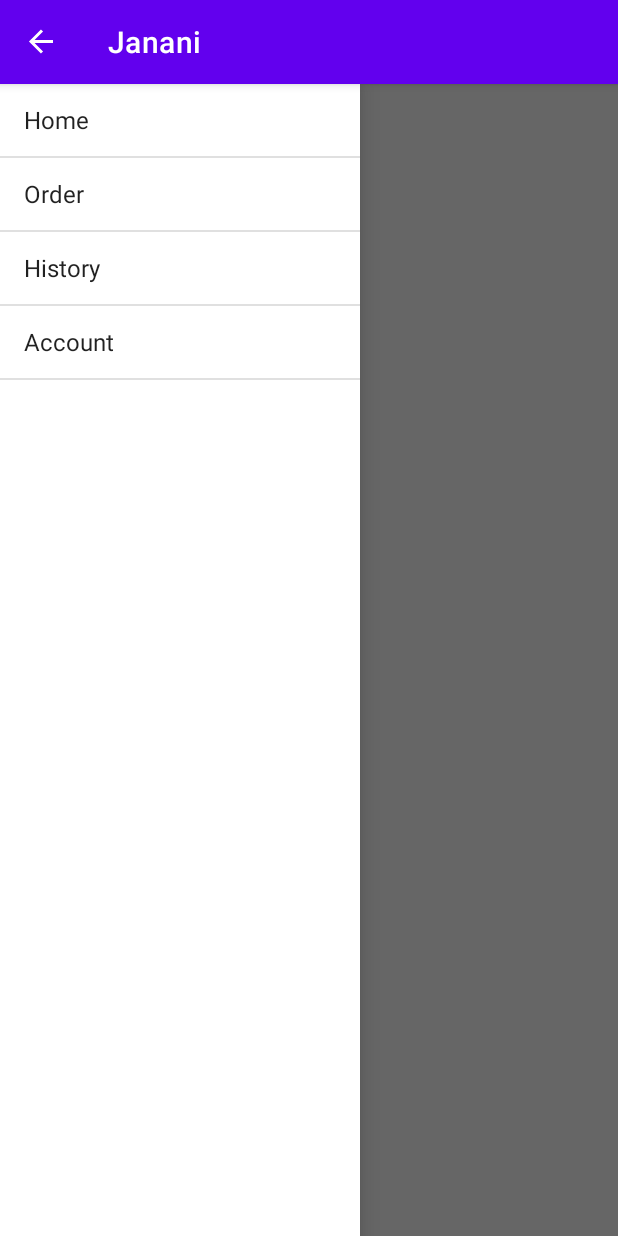
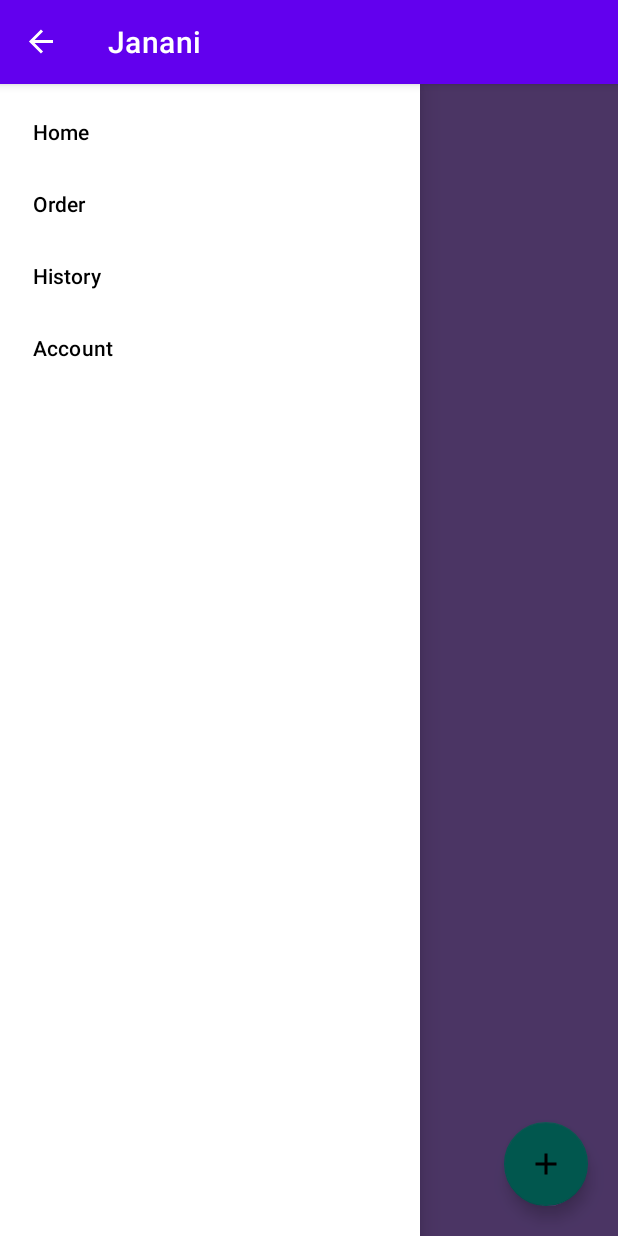
Before and after one commit to adersh1996/Janani, an Android app: the SellerHomeActivity screen opened directly, with no data from a screen before it, with the side drawer open, on a phone screen of 412 x 824 dp. Run offline under Robolectric (Android 15) with nearby library versions, the phone set to English and light mode, and no system bars.

Commit message:
seller_home_navigation_drawer_updated_27_03_2023_01_20

```diff
--- a/app/src/main/java/com/project/janani/shopping/SellerHomeActivity.java
+++ b/app/src/main/java/com/project/janani/shopping/SellerHomeActivity.java
@@ -15,92 +15,94 @@ import android.widget.AdapterView;
 import android.widget.ArrayAdapter;
 import android.widget.ListView;
 
-public class SellerHomeActivity extends AppCompatActivity {
+import com.google.android.material.bottomnavigation.BottomNavigationView;
+import com.google.android.material.navigation.NavigationView;
 
-    private DrawerLayout drawerLayout;
-    private ListView drawerList;
-    private String[] drawerItems;
-    private ActionBarDrawerToggle drawerToggle;
+public class SellerHomeActivity extends AppCompatActivity implements NavigationView.OnNavigationItemSelectedListener {
+
+    public DrawerLayout drawerLayout;
+    public ActionBarDrawerToggle actionBarDrawerToggle;
+    public NavigationView navigationView;
+    public BottomNavigationView bottomNavigationView;
+    SellerHomeFragment sellerHomeFragment = new SellerHomeFragment();
+    SellerOrderFragment sellerOrderFragment = new SellerOrderFragment();
+    SellerHistoryFragment sellerHistoryFragment = new SellerHistoryFragment();
+    SllerAccountFragment sellarAccountFragment = new SllerAccountFragment();
 
     @Override
     protected void onCreate(Bundle savedInstanceState) {
         super.onCreate(savedInstanceState);
         setContentView(R.layout.activity_seller_home);
+        // drawer layout instance to toggle the menu icon to open
+        // drawer and back button to close drawer
+        drawerLayout = findViewById(R.id.my_drawer_layout);
+        actionBarDrawerToggle = new ActionBarDrawerToggle(this, drawerLayout, R.string.nav_open, R.string.nav_close);
 
-        drawerLayout = findViewById(R.id.drawer_layout);
-        drawerList = findViewById(R.id.left_drawer);
+        navigationView = findViewById(R.id.nav_view);
+        navigationView.setNavigationItemSelectedListener(this);
+        // pass the Open and Close toggle for the drawer layout listener
+        // to toggle the button
+        drawerLayout.addDrawerListener(actionBarDrawerToggle);
+        actionBarDrawerToggle.syncState();
 
-        drawerItems = getResources().getStringArray(R.array.drawer_items);
+        if (savedInstanceState == null) {
+            getSupportFragmentManager().beginTransaction().replace(R.id.main_fragment, sellerHomeFragment).commit();
 
-        drawerList.setAdapter(new ArrayAdapter<String>(this,
-                android.R.layout.simple_list_item_1, drawerItems));
-        drawerList.setOnItemClickListener(new DrawerItemClickListener());
+        }
+        // to make the Navigation drawer icon always appear on the action bar
+        getSupportActionBar().setDisplayHomeAsUpEnabled(true);
 
-        drawerToggle = new ActionBarDrawerToggle(
-                this,
-                drawerLayout,
-                R.string.drawer_open,
-                R.string.drawer_close
-        ) {
-            public void onDrawerClosed(View view) {
-                getSupportActionBar().setTitle("Janani");
-                invalidateOptionsMenu();
-            }
-
-            public void onDrawerOpened(View drawerView) {
-                getSupportActionBar().setTitle("Janani");
-                invalidateOptionsMenu();
-            }
-        };
-        drawerToggle.syncState();
-        drawerLayout.addDrawerListener(drawerToggle);
-
-        getSupportActionBar().setDisplayHomeAsUpEnabled(true);
-        getSupportActionBar().setHomeButtonEnabled(true);
 
     }
 
+    // override the onOptionsItemSelected()
+    // function to implement
+    // the item click listener callback
+    // to open and close the navigation
+    // drawer when the icon is clicked
     @Override
-    public boolean onOptionsItemSelected(MenuItem item) {
-        if (drawerToggle.onOptionsItemSelected(item)) {
+    public boolean onOptionsItemSelected(@NonNull MenuItem item) {
+
+
+        if (actionBarDrawerToggle.onOptionsItemSelected(item)) {
             return true;
         }
         return super.onOptionsItemSelected(item);
+
+
     }
 
-    private class DrawerItemClickListener implements ListView.OnItemClickListener {
-        @Override
-        public void onItemClick(AdapterView<?> parent, View view, int position, long id) {
-
-            Fragment fragment = null;
-            switch (position) {
-                case 0:
-                    fragment = new SellerHomeFragment();
-                    break;
-                case 1:
-                    fragment = new SellerOrderFragment();
-                    break;
-                case 2:
-                    fragment = new SellerHistoryFragment();
-                    break;
-                case 3:
-                    fragment = new SllerAccountFragment();
-                    break;
-                default:
-                    break;
-            }
-            if (fragment != null) {
-                FragmentManager fragmentManager = getSupportFragmentManager();
-                fragmentManager.beginTransaction()
-                        .replace(R.id.content_frame, fragment)
-                        .commit();
-
-                drawerList.setItemChecked(position, true);
-                drawerList.setSelection(position);
-                setTitle(drawerItems[position]);
-                drawerLayout.closeDrawer(drawerList);
-            }
+    public void closeDrawer() {
+        if (drawerLayout.isDrawerOpen(GravityCompat.START)) {
+            drawerLayout.closeDrawer(GravityCompat.START);
 
         }
     }
+
+    @Override
+    public boolean onNavigationItemSelected(@NonNull MenuItem item) {
+
+        switch (item.getItemId()) {
+            case R.id.sell_home_item:
+                getSupportFragmentManager().beginTransaction().replace(R.id.main_fragment, sellerHomeFragment).commit();
+                closeDrawer();
+                return true;
+
+            case R.id.sell_order_item:
+                getSupportFragmentManager().beginTransaction().replace(R.id.main_fragment, sellerOrderFragment).commit();
+                closeDrawer();
+                return true;
+
+            case R.id.sell_history_item:
+                getSupportFragmentManager().beginTransaction().replace(R.id.main_fragment, sellerHistoryFragment).commit();
+                closeDrawer();
+                return true;
+
+            case R.id.sell_account_item:
+                getSupportFragmentManager().beginTransaction().replace(R.id.main_fragment, sellarAccountFragment).commit();
+                closeDrawer();
+                return true;
+        }
+        return false;
+    }
 }
--- a/app/src/main/res/drawable/view_background.xml
+++ b/app/src/main/res/drawable/view_background.xml
@@ -3,6 +3,6 @@
 
 
     <corners android:radius="60dp" />
-    <solid android:color="@color/material_on_surface_disabled"/>
+    <solid android:color="@color/material_on_surface_disabled" />
 
 </shape>
--- a/app/src/main/res/layout/activity_seller_home.xml
+++ b/app/src/main/res/layout/activity_seller_home.xml
@@ -1,19 +1,34 @@
 <?xml version="1.0" encoding="utf-8"?>
 <androidx.drawerlayout.widget.DrawerLayout xmlns:android="http://schemas.android.com/apk/res/android"
-    android:id="@+id/drawer_layout"
+    xmlns:app="http://schemas.android.com/apk/res-auto"
+    xmlns:tools="http://schemas.android.com/tools"
+    android:id="@+id/my_drawer_layout"
     android:layout_width="match_parent"
-    android:layout_height="match_parent">
+    android:layout_height="match_parent"
+    tools:context=".MainActivity"
 
-    <FrameLayout
-        android:id="@+id/content_frame"
+    tools:ignore="HardcodedText">
+
+    <LinearLayout
         android:layout_width="match_parent"
-        android:layout_height="match_parent" />
+        android:layout_height="match_parent">
 
-    <ListView
-        android:id="@+id/left_drawer"
-        android:layout_width="240dp"
+
+        <FrameLayout
+            android:id="@+id/main_fragment"
+            android:layout_width="match_parent"
+            android:layout_height="match_parent"
+            android:background="@color/purple_200" />
+    </LinearLayout>
+
+    <!-- this the navigation view which draws and shows the navigation drawer -->
+    <!-- include the menu created in the menu folder -->
+    <com.google.android.material.navigation.NavigationView
+        android:id="@+id/nav_view"
+        android:layout_width="wrap_content"
         android:layout_height="match_parent"
         android:layout_gravity="start"
-        android:background="#fff" />
+        app:menu="@menu/seller_nav_menu" />
+
 
 </androidx.drawerlayout.widget.DrawerLayout>
```
Also changed, not shown: app/src/main/res/drawable/add_product_icon.xml (+9 -4 lines), app/src/main/res/drawable/bank.xml (+6 -6 lines), app/src/main/res/drawable/baseline_date_range_24.xml (+9 -4 lines), app/src/main/res/drawable/baseline_local_phone_24.xml (+9 -4 lines), app/src/main/res/drawable/baseline_lock_24.xml (+9 -4 lines), app/src/main/res/drawable/baseline_shopping_cart_24.xml (+9 -4 lines), app/src/main/res/drawable/ic_baseline_account_circle_24.xml (+9 -4 lines), app/src/main/res/drawable/ic_baseline_edit_24.xml (+9 -4 lines), app/src/main/res/drawable/ic_baseline_mail_outline_24.xml (+9 -4 lines), app/src/main/res/drawable/ic_id_icon.xml (+6 -6 lines), app/src/main/res/drawable/main_layout_background.xml (+5 -3 lines), app/src/main/res/drawable/number.xml (+6 -6 lines).
